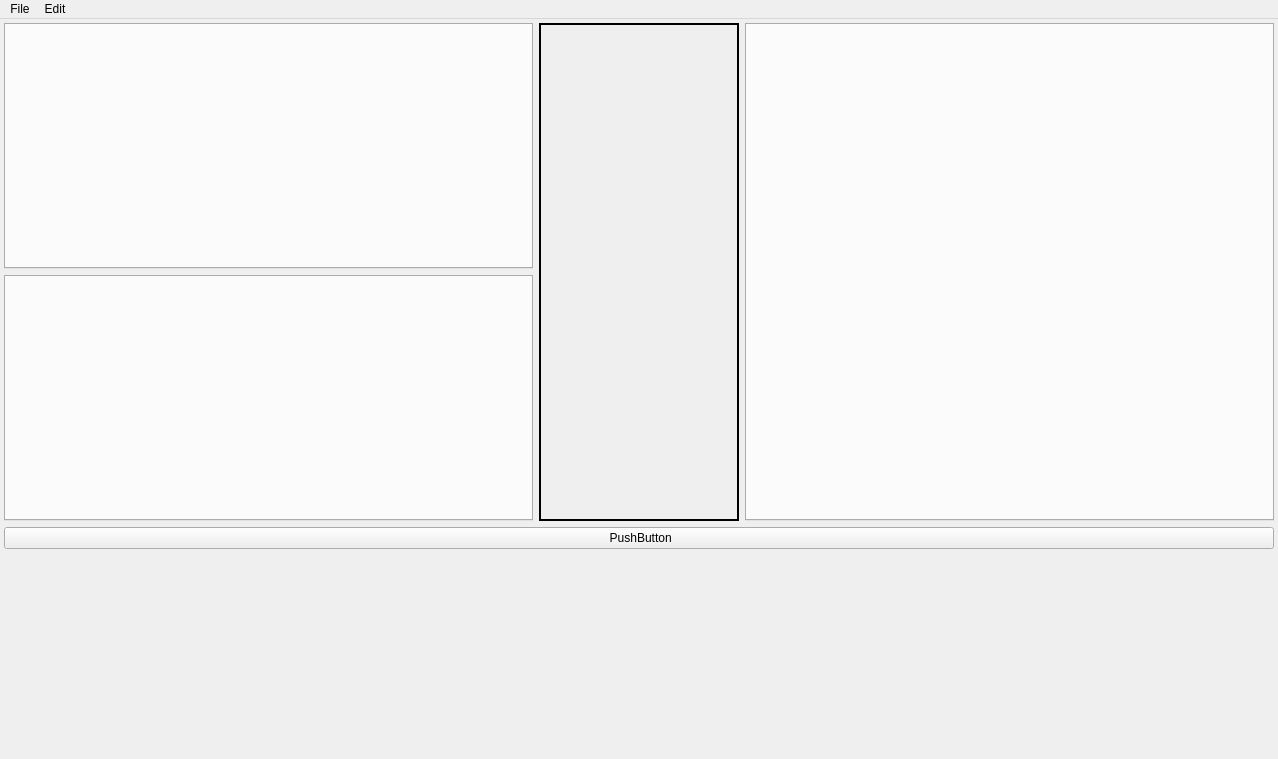
Before: the Qt Designer form zengarden/source/forms/zengarden.ui in aedm/zengine, drawn with Qt 5.
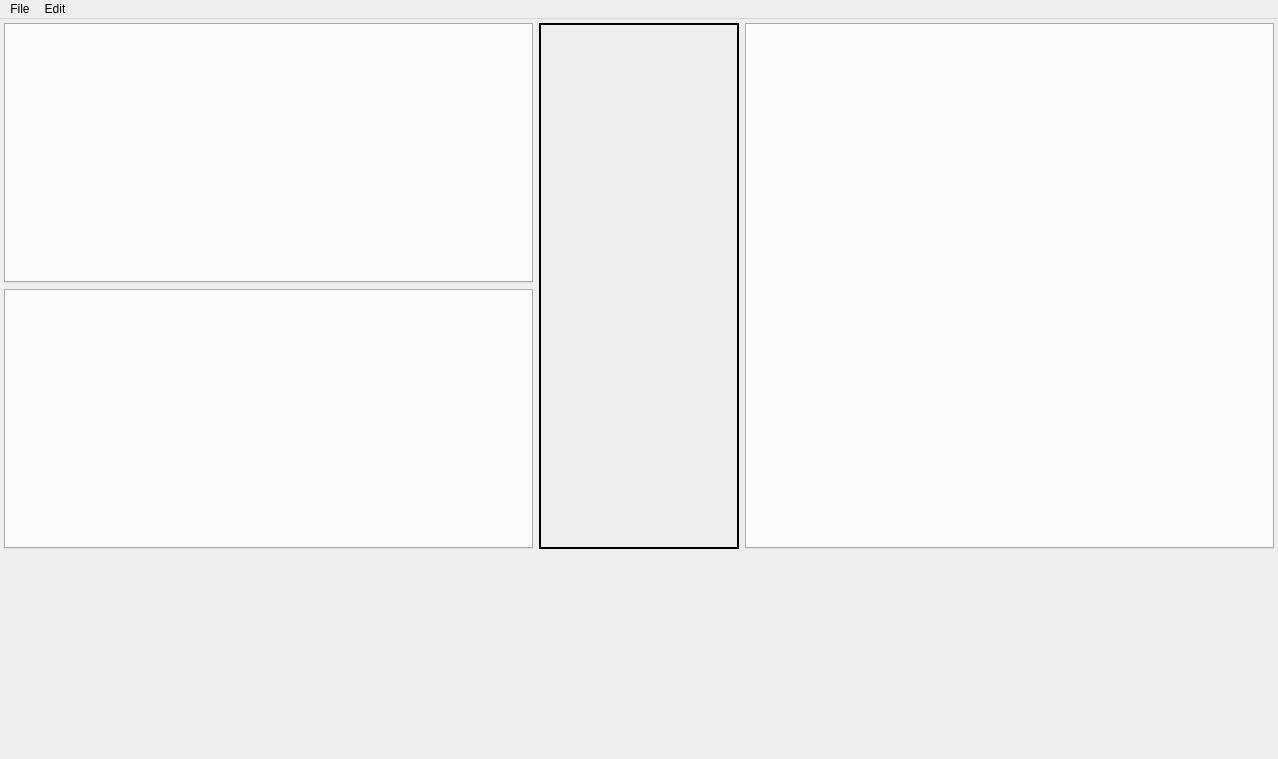
After: the same form once the commit is applied. Icons and pictures are not drawn.

The edit to the form file:
```diff
--- a/zengarden/source/forms/zengarden.ui
+++ b/zengarden/source/forms/zengarden.ui
@@ -279,26 +279,6 @@
          </layout>
         </widget>
        </item>
-       <item>
-        <widget class="QPushButton" name="pushButton">
-         <property name="text">
-          <string> PushButton</string>
-         </property>
-         <property name="icon">
-          <iconset resource="zengarden.qrc">
-           <normaloff>:/zengarden/icons/angle-right.svg</normaloff>:/zengarden/icons/angle-right.svg</iconset>
-         </property>
-         <property name="iconSize">
-          <size>
-           <width>14</width>
-           <height>14</height>
-          </size>
-         </property>
-         <property name="shortcut">
-          <string>Ctrl+S</string>
-         </property>
-        </widget>
-       </item>
        <item>
         <widget class="QWidget" name="timelineWidget" native="true">
          <property name="minimumSize">
```
Left out of the diff: 11 changed lines with no effect on the pictures.
